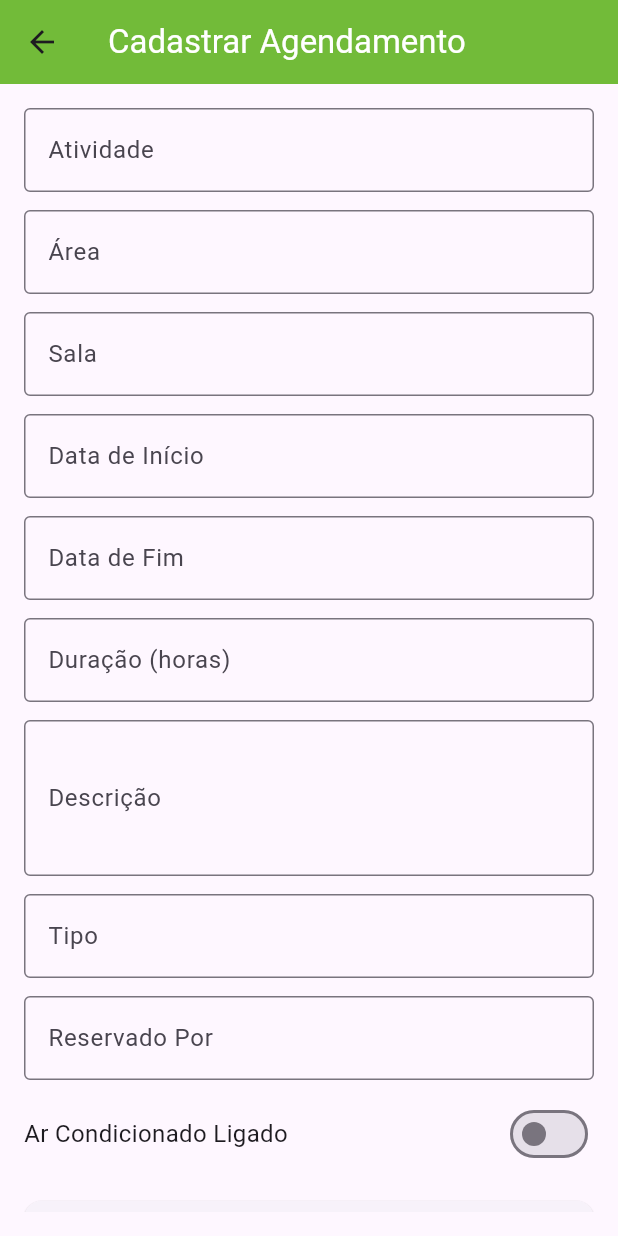
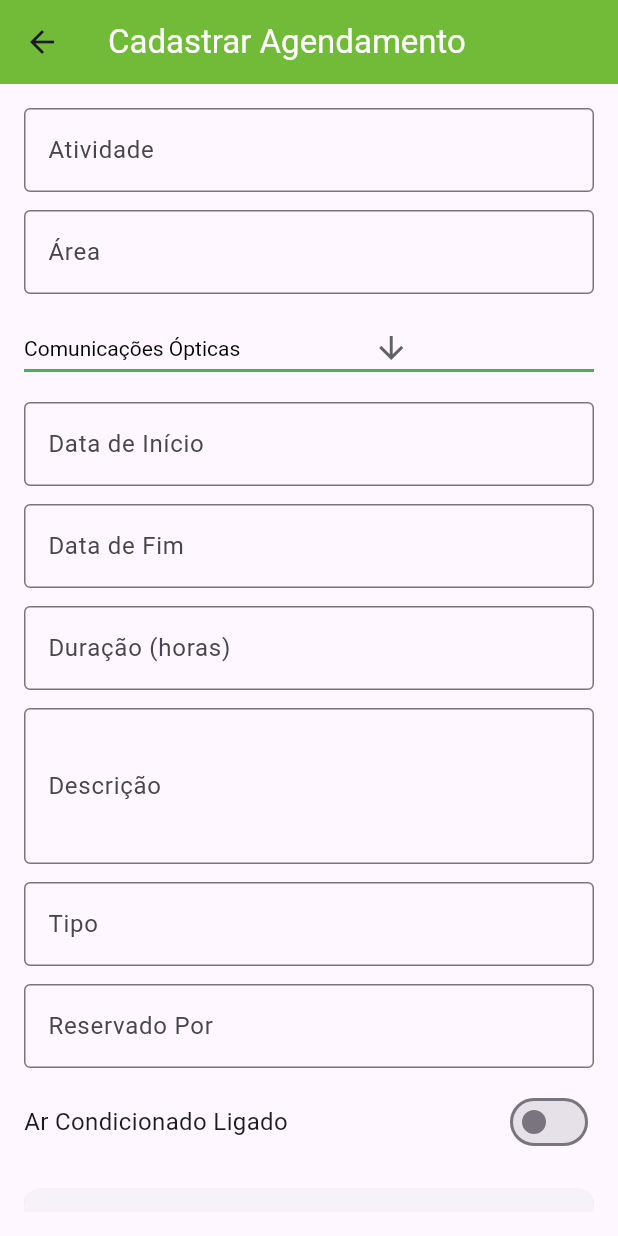
Before and after one commit to Victor-Drt/presence_air_app, a Flutter app: the AgendamentoCadastrarScreen screen opened directly, on a phone screen of 412 x 824 dp. Run offline on Flutter 3.47's test engine with Material 3 defaults, Android fonts, the phone set to English and light mode, and no system bars; our stand-ins replace file_picker, flutter_dotenv, logger; network calls fail.

Commit message:
feat: melhoria nos formularios de agendamentos

```diff
--- a/lib/screens/agendamento_cadastrar_screen.dart
+++ b/lib/screens/agendamento_cadastrar_screen.dart
@@ -2,6 +2,34 @@ import 'package:flutter/material.dart';
 import 'package:intl/intl.dart'; // Para formatar a data
 import 'package:presence_air_app/models/agendamento.dart';
 import 'package:presence_air_app/services/agendamentos_service.dart';
+
+List<String> salas = [
+  "Comunicações Ópticas",
+  "Lab. Programação I",
+  "Lab. Programação IV",
+  "MPCE",
+  "Lab. Programação II",
+  "Lab. Programação III",
+  "Redes de Telecomunicações",
+  "Sistemas de Telecom",
+  "Indústria I",
+  "Indústria II",
+  "Indústria III",
+  "Lab. FINEP",
+  "Lab. FLL",
+  "Lab. Prototipagem",
+  "Laboratório de Biologia",
+  "Laboratório de Desenho",
+  "Laboratório de Eletrônica de Potência",
+  "Lab. Robótica e Controle",
+  "Lab. de Acionamentos/ CLP",
+  "Lab. Hidrául./ Pneumática",
+  "Lab. Metrologia",
+  "Áudio e Vídeo",
+  "Lab. de Automação",
+  "Lab. de Física",
+  "Lab. de Química",
+];
 
 class AgendamentoCadastrarScreen extends StatefulWidget {
   const AgendamentoCadastrarScreen({super.key});
@@ -18,7 +46,7 @@ class _AgendamentoCadastrarScreenState
   // Controladores para os campos de texto
   final TextEditingController _atividadeController = TextEditingController();
   final TextEditingController _areaController = TextEditingController();
-  final TextEditingController _salaController = TextEditingController();
+  // final TextEditingController _salaController = TextEditingController();
   final TextEditingController _inicioController = TextEditingController();
   final TextEditingController _fimController = TextEditingController();
   final TextEditingController _descricaoController = TextEditingController();
@@ -38,7 +66,7 @@ class _AgendamentoCadastrarScreenState
     // Limpa os controladores quando o widget for destruído
     _atividadeController.dispose();
     _areaController.dispose();
-    _salaController.dispose();
+    // _salaController.dispose();
     _inicioController.dispose();
     _fimController.dispose();
     _descricaoController.dispose();
@@ -120,7 +148,8 @@ class _AgendamentoCadastrarScreenState
       Agendamento novoAgendamento = Agendamento(
           usuarioAtividade: _atividadeController.text,
           area: _areaController.text,
-          sala: _salaController.text,
+          // sala: _salaController.text,
+          sala: dropdownValue,
           inicio: _inicioController.text,
           fim: _fimController.text,
           duracao: double.parse(_duracaoController.text),
@@ -152,6 +181,8 @@ class _AgendamentoCadastrarScreenState
       }
     }
   }
+
+  String dropdownValue = salas.first;
 
   @override
   Widget build(BuildContext context) {
@@ -202,22 +233,27 @@ class _AgendamentoCadastrarScreenState
               const SizedBox(height: 12),
 
               // Campo de Sala
-              TextFormField(
-                controller: _salaController,
-                decoration: const InputDecoration(
-                  labelText: 'Sala',
-                  border: OutlineInputBorder(),
-                ),
-                validator: (value) {
-                  if (value == null || value.isEmpty) {
-                    return 'Por favor, insira a sala';
-                  }
-                  return null;
-                },
-              ),
+              DropdownButton(
+                  value: dropdownValue,
+                  icon: const Icon(Icons.arrow_downward),
+                  elevation: 16,
+                  style: const TextStyle(color: Colors.black),
+                  underline: Container(
+                    height: 2,
+                    color: Colors.green,
+                  ),
+                  onChanged: (String? value) {
+                    setState(() {
+                      dropdownValue = value!;
+                    });
+                  },
+                  items: salas.map<DropdownMenuItem<String>>((String value) {
+                    return DropdownMenuItem<String>(
+                      value: value,
+                      child: Text(value),
+                    );
+                  }).toList()),
               const SizedBox(height: 12),
-
-              // Campo de Data Início
               TextFormField(
                 controller: _inicioController,
                 decoration: const InputDecoration(
--- a/lib/screens/agendamento_edicao_screen.dart
+++ b/lib/screens/agendamento_edicao_screen.dart
@@ -3,6 +3,34 @@ import 'package:intl/intl.dart';
 import 'package:logger/logger.dart';
 import 'package:presence_air_app/models/agendamento.dart';
 import 'package:presence_air_app/services/agendamentos_service.dart';
+
+List<String> salas = [
+  "Comunicações Ópticas",
+  "Lab. Programação I",
+  "Lab. Programação IV",
+  "MPCE",
+  "Lab. Programação II",
+  "Lab. Programação III",
+  "Redes de Telecomunicações",
+  "Sistemas de Telecom",
+  "Indústria I",
+  "Indústria II",
+  "Indústria III",
+  "Lab. FINEP",
+  "Lab. FLL",
+  "Lab. Prototipagem",
+  "Laboratório de Biologia",
+  "Laboratório de Desenho",
+  "Laboratório de Eletrônica de Potência",
+  "Lab. Robótica e Controle",
+  "Lab. de Acionamentos/ CLP",
+  "Lab. Hidrául./ Pneumática",
+  "Lab. Metrologia",
+  "Áudio e Vídeo",
+  "Lab. de Automação",
+  "Lab. de Física",
+  "Lab. de Química",
+];
 
 class AgendamentoEdicaoScreen extends StatefulWidget {
   final Agendamento agendamento;
@@ -34,6 +62,7 @@ class _AgendamentoEdicaoScreenState extends State<AgendamentoEdicaoScreen> {
 
   final AgendamentosService service = AgendamentosService();
   var logger = Logger();
+  String dropdownValue = salas.first;
 
   @override
   void initState() {
@@ -41,7 +70,7 @@ class _AgendamentoEdicaoScreenState extends State<AgendamentoEdicaoScreen> {
     _atividadeController =
         TextEditingController(text: widget.agendamento.usuarioAtividade);
     _areaController = TextEditingController(text: widget.agendamento.area);
-    _salaController = TextEditingController(text: widget.agendamento.sala);
+    // _salaController = TextEditingController(text: widget.agendamento.sala);
     _inicioController = TextEditingController(text: widget.agendamento.inicio);
     _fimController = TextEditingController(text: widget.agendamento.fim);
     _duracaoController = TextEditingController(
@@ -57,13 +86,16 @@ class _AgendamentoEdicaoScreenState extends State<AgendamentoEdicaoScreen> {
     // Converte os valores iniciais de início e fim para DateTime
     _inicioDateTime = DateTime.tryParse(widget.agendamento.inicio ?? '');
     _fimDateTime = DateTime.tryParse(widget.agendamento.fim ?? '');
+
+    dropdownValue = salas.firstWhere((e) => e == widget.agendamento.sala);
+
   }
 
   @override
   void dispose() {
     _atividadeController.dispose();
     _areaController.dispose();
-    _salaController.dispose();
+    // _salaController.dispose();
     _inicioController.dispose();
     _fimController.dispose();
     _duracaoController.dispose();
@@ -75,14 +107,16 @@ class _AgendamentoEdicaoScreenState extends State<AgendamentoEdicaoScreen> {
 
   void _calcularDuracao() {
     if (_inicioDateTime != null && _fimDateTime != null) {
-      final duration = _fimDateTime!.difference(_inicioDateTime!).inMinutes / 60;
+      final duration =
+          _fimDateTime!.difference(_inicioDateTime!).inMinutes / 60;
       setState(() {
         _duracaoController.text = duration.toStringAsFixed(2);
       });
     }
   }
 
-  Future<void> _selectDateTime(TextEditingController controller, bool isInicio) async {
+  Future<void> _selectDateTime(
+      TextEditingController controller, bool isInicio) async {
     DateTime? pickedDate = await showDatePicker(
       context: context,
       initialDate: DateTime.now(),
@@ -132,7 +166,9 @@ class _AgendamentoEdicaoScreenState extends State<AgendamentoEdicaoScreen> {
     if (_formKey.currentState!.validate()) {
       widget.agendamento.usuarioAtividade = _atividadeController.text;
       widget.agendamento.area = _areaController.text;
-      widget.agendamento.sala = _salaController.text;
+      widget.agendamento.sala = dropdownValue;
+      // widget.agendamento.inicio = _inicioController.text;
+      // widget.agendamento.fim = _fimController.text;
       widget.agendamento.inicio = _inicioController.text;
       widget.agendamento.fim = _fimController.text;
       widget.agendamento.duracao = double.tryParse(_duracaoController.text);
@@ -175,7 +211,28 @@ class _AgendamentoEdicaoScreenState extends State<AgendamentoEdicaoScreen> {
             children: [
               _buildTextField('Atividade', _atividadeController, true),
               _buildTextField('Área', _areaController, true),
-              _buildTextField('Sala', _salaController, true),
+              DropdownButton(
+                  value: dropdownValue,
+                  icon: const Icon(Icons.arrow_downward),
+                  elevation: 16,
+                  style: const TextStyle(color: Colors.black),
+                  underline: Container(
+                    height: 2,
+                    color: Colors.green,
+                  ),
+                  onChanged: (String? value) {
+                    setState(() {
+                      dropdownValue = value!;
+                    });
+                  },
+                  items: salas.map<DropdownMenuItem<String>>((String value) {
+                    return DropdownMenuItem<String>(
+                      value: value,
+                      child: Text(value),
+                    );
+                  }).toList()),
+
+              // _buildTextField('Sala', _salaController, true),
               _buildDateTimePicker('Início', _inicioController, true),
               _buildDateTimePicker('Fim', _fimController, false),
               _buildTextField('Duração (horas)', _duracaoController, false,
@@ -210,8 +267,8 @@ class _AgendamentoEdicaoScreenState extends State<AgendamentoEdicaoScreen> {
     );
   }
 
-  Widget _buildTextField(String label, TextEditingController controller,
-      bool isRequired,
+  Widget _buildTextField(
+      String label, TextEditingController controller, bool isRequired,
       {bool isNumber = false}) {
     return TextFormField(
       controller: controller,
--- a/lib/screens/agendamentos_screen.dart
+++ b/lib/screens/agendamentos_screen.dart
@@ -153,6 +153,12 @@ class _AgendamentosScreenState extends State<AgendamentosScreen> {
     return filteredAgendamentos.map((agendamento) {
       return DataRow(
         cells: <DataCell>[
+          DataCell(Icon(
+            Icons.fiber_manual_record_rounded,
+            color:
+                agendamento.statusArcondicionado! ? Colors.green : Colors.red,
+          )),
+
           // DataCell(Text(agendamento.id?.toString() ?? '')),
           DataCell(Text(agendamento.usuarioAtividade ?? ''),
               onTap: () => _abrirDetalhes(agendamento)),
@@ -165,11 +171,6 @@ class _AgendamentosScreenState extends State<AgendamentosScreen> {
           DataCell(Text(agendamento.tipo ?? '')),
           // DataCell(Text(agendamento.reservadoPor ?? '')),
           // DataCell(Text(agendamento.ultimaAtualizacao ?? '')),
-          DataCell(Icon(
-            Icons.fiber_manual_record_rounded,
-            color:
-                agendamento.statusArcondicionado! ? Colors.green : Colors.red,
-          )),
           // DataCell(
           //     Text(agendamento.statusArcondicionado == true ? 'Sim' : 'Não')),
           DataCell(
@@ -276,6 +277,9 @@ class _AgendamentosScreenState extends State<AgendamentosScreen> {
                         //     label: Text('ID',
                         //         style: TextStyle(fontStyle: FontStyle.italic))),
                         DataColumn(
+                            label: Text('Status Ar',
+                                style: TextStyle(fontStyle: FontStyle.italic))),
+                        DataColumn(
                             label: Text('Usuário / Atividade',
                                 style: TextStyle(fontStyle: FontStyle.italic))),
                         DataColumn(
@@ -306,9 +310,6 @@ class _AgendamentosScreenState extends State<AgendamentosScreen> {
                         //     label: Text('Última Atualização',
                         //         style: TextStyle(fontStyle: FontStyle.italic))),
                         DataColumn(
-                            label: Text('Status Ar',
-                                style: TextStyle(fontStyle: FontStyle.italic))),
-                        DataColumn(
                             label: Text('Ação',
                                 style: TextStyle(fontStyle: FontStyle.italic))),
                       ],
```
